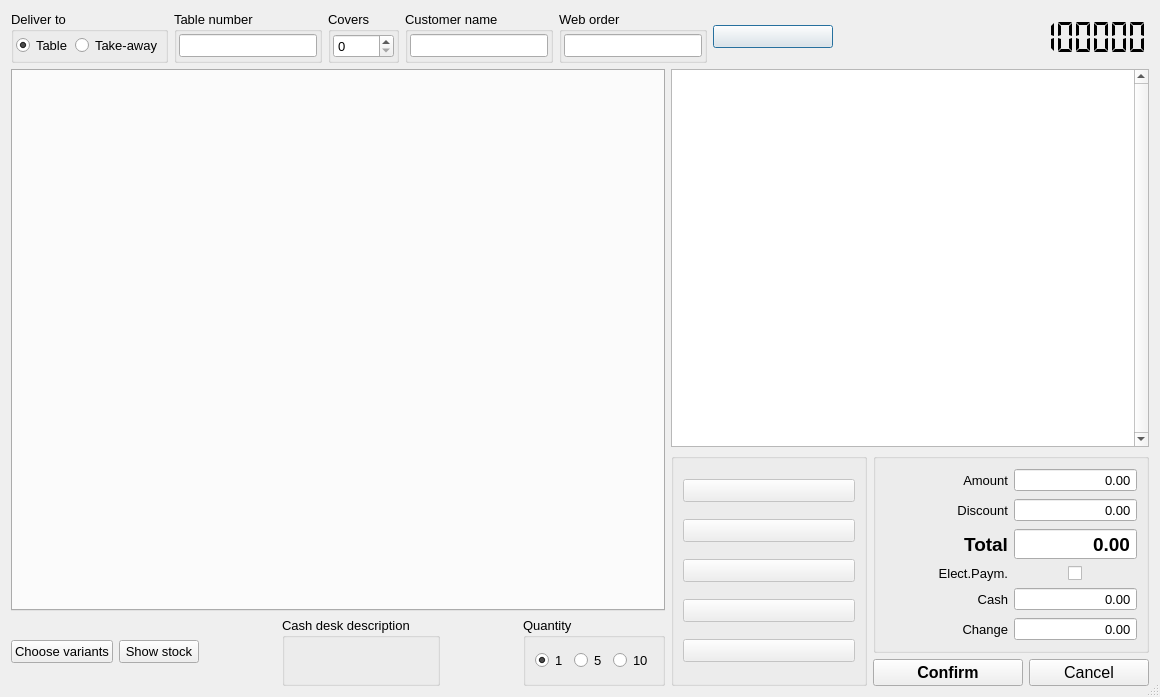
First picture: the form in App/Ui/OrderDialog1.ui, repository paolodestefani/pySagra3, before the edit.
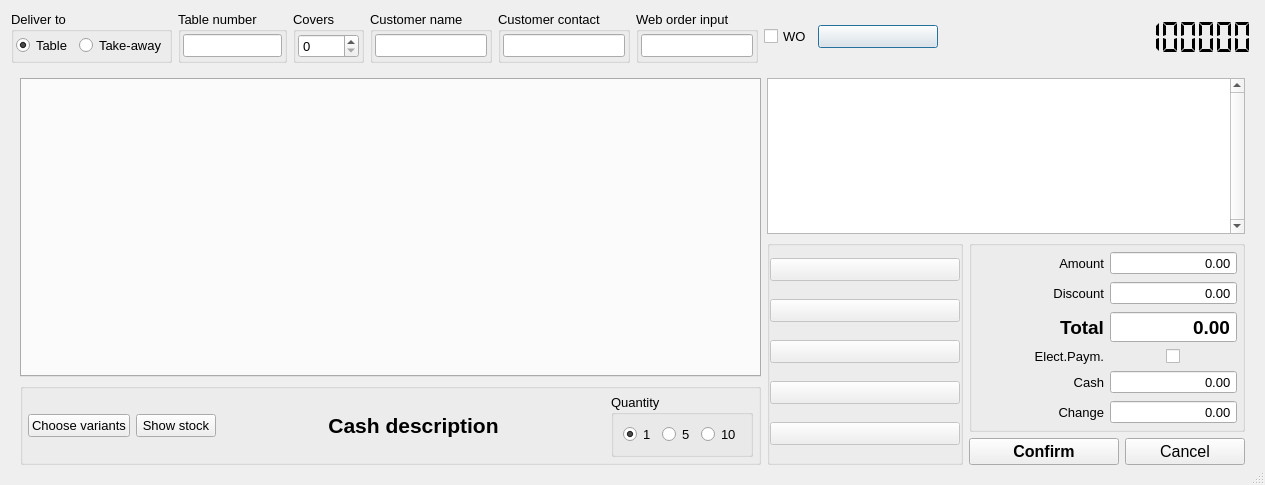
Second picture: the form after the edit.

What changed in the file:
```diff
--- a/App/Ui/OrderDialog1.ui
+++ b/App/Ui/OrderDialog1.ui
@@ -10,8 +10,8 @@
    <rect>
     <x>0</x>
     <y>0</y>
-    <width>1160</width>
-    <height>697</height>
+    <width>1191</width>
+    <height>485</height>
    </rect>
   </property>
   <property name="font">
@@ -29,14 +29,11 @@
    <item>
     <layout class="QHBoxLayout" name="horizontalLayout_4">
      <item>
-      <widget class="QGroupBox" name="groupBox_4">
+      <widget class="QGroupBox" name="groupBoxDeliver">
        <property name="title">
         <string>Deliver to</string>
        </property>
        <layout class="QVBoxLayout" name="verticalLayout_6">
-        <property name="spacing">
-         <number>2</number>
-        </property>
         <property name="leftMargin">
          <number>2</number>
         </property>
@@ -79,9 +76,6 @@
         <string>Table number</string>
        </property>
        <layout class="QVBoxLayout" name="verticalLayout_11">
-        <property name="spacing">
-         <number>2</number>
-        </property>
         <property name="leftMargin">
          <number>2</number>
         </property>
@@ -110,9 +104,6 @@
         <string>Covers</string>
        </property>
        <layout class="QVBoxLayout" name="verticalLayout_9">
-        <property name="spacing">
-         <number>2</number>
-        </property>
         <property name="leftMargin">
          <number>2</number>
         </property>
@@ -144,9 +135,6 @@
         <string>Customer name</string>
        </property>
        <layout class="QVBoxLayout" name="verticalLayout_10">
-        <property name="spacing">
-         <number>2</number>
-        </property>
         <property name="leftMargin">
          <number>2</number>
         </property>
@@ -168,12 +156,33 @@
      <item>
       <widget class="QGroupBox" name="groupBox_5">
        <property name="title">
-        <string>Web order</string>
+        <string>Customer contact</string>
+       </property>
+       <layout class="QVBoxLayout" name="verticalLayout_17">
+        <property name="leftMargin">
+         <number>2</number>
+        </property>
+        <property name="topMargin">
+         <number>2</number>
+        </property>
+        <property name="rightMargin">
+         <number>2</number>
+        </property>
+        <property name="bottomMargin">
+         <number>2</number>
+        </property>
+        <item>
+         <widget class="QLineEdit" name="lineEditCustomerContact"/>
+        </item>
+       </layout>
+      </widget>
+     </item>
+     <item>
+      <widget class="QGroupBox" name="groupBoxWebOrderInput">
+       <property name="title">
+        <string>Web order input</string>
        </property>
        <layout class="QVBoxLayout" name="verticalLayout_8">
-        <property name="spacing">
-         <number>2</number>
-        </property>
         <property name="leftMargin">
          <number>2</number>
         </property>
@@ -192,6 +201,22 @@
        </layout>
       </widget>
      </item>
+     <item>
+      <widget class="QCheckBox" name="checkBoxWebOrder">
+       <property name="enabled">
+        <bool>true</bool>
+       </property>
+       <property name="toolTip">
+        <string>Checked if this order was imported from an web order QRC or number</string>
+       </property>
+       <property name="layoutDirection">
+        <enum>Qt::LayoutDirection::LeftToRight</enum>
+       </property>
+       <property name="text">
+        <string>WO</string>
+       </property>
+      </widget>
+     </item>
      <item>
       <widget class="QPushButton" name="pushButtonTablesSwitch">
        <property name="sizePolicy">
@@ -253,23 +278,9 @@
       <number>0</number>
      </property>
      <widget class="QWidget" name="Order">
-      <layout class="QVBoxLayout" name="verticalLayout_14">
-       <property name="leftMargin">
-        <number>0</number>
-       </property>
-       <property name="topMargin">
-        <number>0</number>
-       </property>
-       <property name="rightMargin">
-        <number>0</number>
-       </property>
-       <property name="bottomMargin">
-        <number>0</number>
-       </property>
-       <item>
         <layout class="QHBoxLayout" name="horizontalLayout_7">
          <item>
-          <layout class="QVBoxLayout" name="verticalLayout_2">
+        <layout class="QVBoxLayout" name="verticalLayout_14">
            <item>
             <widget class="QTabWidget" name="tabWidgetList">
              <property name="sizePolicy">
@@ -305,6 +316,24 @@
             </widget>
            </item>
            <item>
+          <widget class="QGroupBox" name="groupBox_4">
+           <property name="title">
+            <string/>
+           </property>
+           <layout class="QVBoxLayout" name="verticalLayout_2">
+            <property name="leftMargin">
+             <number>5</number>
+            </property>
+            <property name="topMargin">
+             <number>5</number>
+            </property>
+            <property name="rightMargin">
+             <number>5</number>
+            </property>
+            <property name="bottomMargin">
+             <number>5</number>
+            </property>
+            <item>
             <layout class="QHBoxLayout" name="horizontalLayout_3">
              <item>
               <widget class="QPushButton" name="pushButtonVariants">
@@ -352,31 +381,10 @@
               </spacer>
              </item>
              <item>
-              <widget class="QGroupBox" name="groupBox_10">
-               <property name="title">
-                <string>Cash desk description</string>
-               </property>
-               <layout class="QVBoxLayout" name="verticalLayout_15">
-                <item>
-                 <widget class="QPushButton" name="pushButtonCashDeskDescription">
-                  <property name="enabled">
-                   <bool>true</bool>
-                  </property>
-                  <property name="sizePolicy">
-                   <sizepolicy hsizetype="Minimum" vsizetype="Fixed">
-                    <horstretch>0</horstretch>
-                    <verstretch>2</verstretch>
-                   </sizepolicy>
-                  </property>
-                  <property name="minimumSize">
-                   <size>
-                    <width>0</width>
-                    <height>0</height>
-                   </size>
-                  </property>
+               <widget class="QLabel" name="labelCashDeskDescription">
                   <property name="font">
                    <font>
-                    <pointsize>12</pointsize>
+                  <pointsize>16</pointsize>
                     <bold>true</bold>
                    </font>
                   </property>
@@ -384,20 +392,11 @@
                    <string>Click to change the cash desk description</string>
                   </property>
                   <property name="text">
-                   <string/>
-                  </property>
-                  <property name="iconSize">
-                   <size>
-                    <width>16</width>
-                    <height>16</height>
-                   </size>
-                  </property>
-                  <property name="flat">
-                   <bool>true</bool>
-                  </property>
-                 </widget>
-                </item>
-               </layout>
+                 <string>Cash description</string>
+                </property>
+                <property name="alignment">
+                 <set>Qt::AlignmentFlag::AlignCenter</set>
+                </property>
               </widget>
              </item>
              <item>
@@ -453,6 +452,9 @@
             </layout>
            </item>
           </layout>
+          </widget>
+         </item>
+        </layout>
          </item>
          <item>
           <layout class="QVBoxLayout" name="verticalLayout_13">
@@ -540,6 +542,18 @@
                 <string/>
                </property>
                <layout class="QVBoxLayout" name="verticalLayout_3">
+              <property name="leftMargin">
+               <number>0</number>
+              </property>
+              <property name="topMargin">
+               <number>0</number>
+              </property>
+              <property name="rightMargin">
+               <number>0</number>
+              </property>
+              <property name="bottomMargin">
+               <number>0</number>
+              </property>
                 <item>
                  <widget class="QPushButton" name="pushButtonDepartmentNote1">
                   <property name="enabled">
@@ -661,6 +675,18 @@
                   <string/>
                  </property>
                  <layout class="QVBoxLayout" name="verticalLayout_4">
+                <property name="leftMargin">
+                 <number>5</number>
+                </property>
+                <property name="topMargin">
+                 <number>5</number>
+                </property>
+                <property name="rightMargin">
+                 <number>5</number>
+                </property>
+                <property name="bottomMargin">
+                 <number>5</number>
+                </property>
                   <item>
                    <layout class="QGridLayout" name="gridLayout" columnstretch="0,0" columnminimumwidth="0,0">
                     <item row="0" column="0">
@@ -956,8 +982,6 @@
           </layout>
          </item>
         </layout>
-       </item>
-      </layout>
      </widget>
      <widget class="QWidget" name="Tables">
       <layout class="QVBoxLayout" name="verticalLayout_7">
```
Left out of the diff: 15 changed lines with no effect on the pictures. Lines whose indentation alone changed are shown as unchanged.
